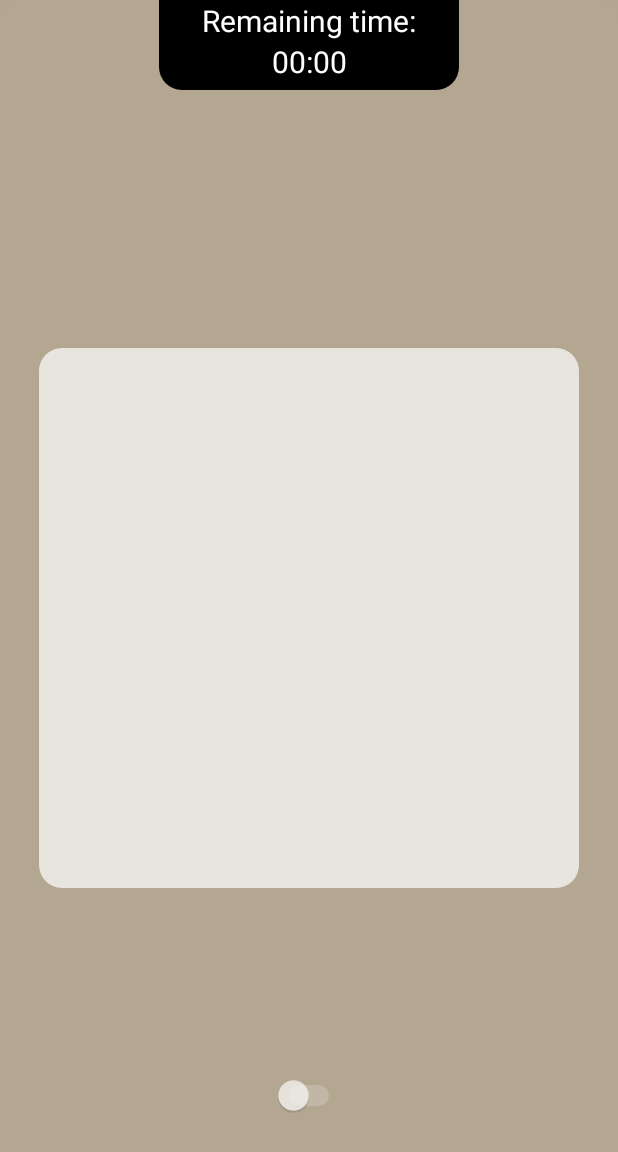
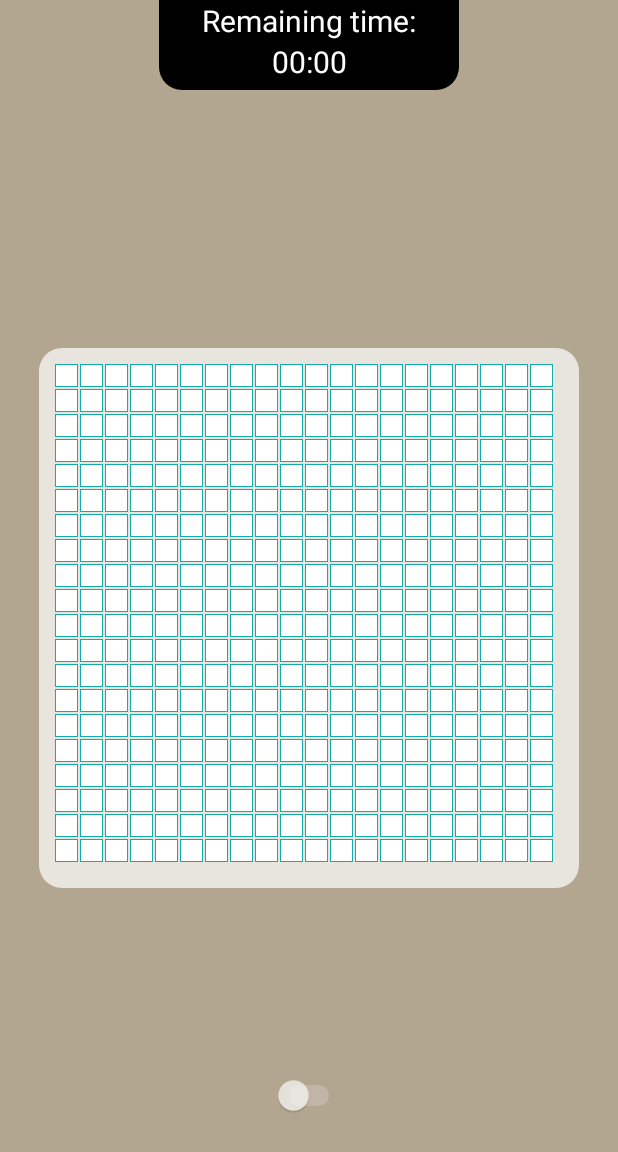
Before and after one commit to Cheriit/MineField-Android, an Android app: the screen it shows after launch (MainActivity), after a tap on "YOYO", on a phone screen of 412 x 824 dp. Shown: the top 1152 px of the screen. Run offline under Robolectric (Android 15) with nearby library versions, the phone set to English and light mode, and no system bars; our stand-ins replace navigation-ui.

Commit message:
Minefied backend fix & notch setup

```diff
--- a/app/src/main/java/com/cherit/minefield/ui/game/GameFragment.java
+++ b/app/src/main/java/com/cherit/minefield/ui/game/GameFragment.java
@@ -5,7 +5,6 @@ import android.view.LayoutInflater;
 import android.view.View;
 import android.view.ViewGroup;
 import android.widget.GridLayout;
-import android.widget.TextView;
 
 import androidx.annotation.NonNull;
 import androidx.annotation.Nullable;
@@ -15,7 +14,6 @@ import androidx.lifecycle.ViewModelProviders;
 
 import com.cherit.minefield.R;
 import com.cherit.minefield.ui.game.components.Board;
-import com.cherit.minefield.ui.game.components.Field;
 import com.cherit.minefield.ui.home.HomeViewModel;
 
 import java.util.Objects;
@@ -33,14 +31,15 @@ public class GameFragment extends Fragment {
                 ViewModelProviders.of(getActivity()).get(GameViewModel.class);
         View root = inflater.inflate(R.layout.fragment_game, container, false);
 
-        Board board_grid = root.findViewById(R.id.game_board);
-        board_grid.setup(4, 2);
+        GridLayout board_grid = root.findViewById(R.id.game_board);
+        Board board = new Board(20, 2, board_grid, getActivity());
         gameViewModel.getText().observe(this, new Observer<String>() {
             @Override
             public void onChanged(@Nullable String s) {
 //                textView.setText(homeViewModel.getSomeText().getValue());
             }
         });
+
         return root;
     }
 
--- a/app/src/main/java/com/cherit/minefield/ui/game/components/Board.java
+++ b/app/src/main/java/com/cherit/minefield/ui/game/components/Board.java
@@ -1,58 +1,41 @@
 package com.cherit.minefield.ui.game.components;
 
 import android.content.Context;
-import android.util.AttributeSet;
-import android.view.LayoutInflater;
 import android.view.View;
 import android.widget.AdapterView;
 import android.widget.GridLayout;
+import android.widget.LinearLayout;
+
+import androidx.fragment.app.Fragment;
 
 import com.cherit.minefield.R;
 
 import java.util.Random;
 
-public class Board extends GridLayout implements AdapterView.OnClickListener {
+public class Board extends Fragment implements AdapterView.OnClickListener {
     private Field[] fields;
     private int mines_number;
     private int mines_discovered;
-    private int fields_marked;
     private int discovered_fields;
     private int size;
-    private Context root;
-    private int grid_id;
+    private int fields_marked;
+    private boolean marking;
+    private Context context;
+    private GridLayout layout;
+    private boolean isGameRunning;
 
-    public Board(Context context) {
-        super(context);
-        LayoutInflater.from(context).inflate(R.layout.board, this, true);
-        init(context);
-    }
-    public Board(Context context, AttributeSet attrs, int defStyle)
-    {
-        super(context, attrs, defStyle);
-        LayoutInflater.from(context).inflate(R.layout.board, this, true);
-        init(context);
-    }
-
-    public Board(Context context, AttributeSet attrs) {
-        super(context, attrs);
-        LayoutInflater.from(context).inflate(R.layout.board, this, true);
-        init(context);
-    }
-
-    public void init(Context context)
-    {
+    public Board(int size, int mines_number, GridLayout layout, Context context) {
         mines_discovered = 0;
         fields_marked = 0;
         discovered_fields = 0;
-        root = context;
-    }
-
-    public void setup(int size, int mines_number)
-    {
+        marking = false;
+        isGameRunning = true;
+        this.context = context;
         this.size = size;
-        setColumnCount(size);
-        setRowCount(size);
         this.mines_number = mines_number;
+        this.layout = layout;
+        layout.setColumnCount(size);
+        layout.setRowCount(size);
         generateFields();
         generateMines(mines_number);
     }
@@ -72,13 +55,20 @@ public class Board extends GridLayout implements AdapterView.OnClickListener {
     }
 
     private void generateFields(){
+        Field newField;
+        int container_width = (int) context.getResources().getDimension(R.dimen.board_size) - 2 * ((int) context.getResources().getDimension(R.dimen.board_padding));
         fields = new Field[size * size];
         for (int i = 0; i< size; i++)
         {
             for (int j = 0; j< size; j++)
             {
-                fields[i* size +j] = new Field(i,j, root);
-                addView(fields[i* size +j]);
+                newField = new Field(i, j, context);
+                fields[i* size +j] = newField;
+                newField.setOnClickListener(this);
+                newField.setLayoutParams(new LinearLayout.LayoutParams(container_width/size, container_width/size));
+
+//                System.out.println(R.dimen.board_size);
+                layout.addView(newField);
             }
         }
     };
@@ -124,43 +114,38 @@ public class Board extends GridLayout implements AdapterView.OnClickListener {
     }
 
     public void onClick(View v) {
-//        Object source = event.getSource();
-//        if(controller.isGameRunning())
-//        {
-//            if(source.getClass().getName() == "com.cherit.Field")
-//            {
-//                Field field = (Field) source;
-//                if(SwingUtilities.isLeftMouseButton(mouseEvent)){
-//                    if(!field.isMarked())
-//                    {
-//                        if(field.isMine())
-//                        {
-//                            field.discover();
-//                            controller.stopGame(false);
-//                        }
-//                        else
-//                        {
-//                            discoverField(field.getX_pos(), field.getY_pos());
-//                            if(size*size == discovered_fields + mines_number || size*size == discovered_fields + mines_discovered + fields_marked)
-//                            {
-//                                discoverAll();
-//                                controller.stopGame(true);
-//                            }
-//                        }
-//                    }
-//                }
-//                else if (SwingUtilities.isRightMouseButton(mouseEvent))
-//                {
-//                    if(!field.isDiscovered())
-//                    {
-//                        fields_marked++;
-//                        field.setMarked(!field.isMarked());
-//                    }
-//                }
-//
-//            }
-//        }
+        if(isGameRunning) {
+            if(v instanceof Field)
+            {
+                Field field = (Field) v;
+                if(!marking){
+                    if(!field.isMarked())
+                    {
+                        if(field.isMine())
+                        {
+                            field.discover();
+                            System.out.println("You lost");
+                            isGameRunning = false;
+                        }
+                        else
+                        {
+                            discoverField(field.getX_pos(), field.getY_pos());
+                            if(size*size == discovered_fields + mines_number || size*size == discovered_fields + mines_discovered + fields_marked)
+                            {
+                                System.out.println("You won!");
+                                discoverAll();
+                                isGameRunning = false;
+                            }
+                        }
+                    }
+                }
+                else {
+                    if(!field.isDiscovered()) {
+                        fields_marked++;
+                        field.setMarked(!field.isMarked());
+                    }
+                }
+            }
+        }
     }
-
-
 }
--- a/app/src/main/java/com/cherit/minefield/ui/game/components/Field.java
+++ b/app/src/main/java/com/cherit/minefield/ui/game/components/Field.java
@@ -1,8 +1,10 @@
 package com.cherit.minefield.ui.game.components;
 
 import android.content.Context;
+import android.graphics.Bitmap;
+import android.graphics.BitmapFactory;
+import android.graphics.Canvas;
 import android.graphics.Color;
-import android.widget.GridView;
 
 import androidx.appcompat.widget.AppCompatImageView;
 
@@ -15,20 +17,18 @@ public class Field extends AppCompatImageView {
     private int x_pos;
     private int y_pos;
     private int closeMines;
-    private Context root;
 
     public Field(int x, int y, Context context) {
         super(context);
-        root = context;
         isDiscovered = false;
         isMine = false;
         closeMines = 0;
         this.x_pos = x;
         this.y_pos = y;
         setImageResource(R.drawable.empty_field);
-        System.out.println(getParent());
-//        setScaleType(Field.ScaleType.CENTER_CROP);
-        setBackgroundColor(Color.BLUE);
+        setScaleType(ScaleType.FIT_XY);
+        int padding = (int) getResources().getDimension(R.dimen.field_padding);
+        setPadding(padding, padding, padding, padding);
     }
 
     public int getX_pos() { return x_pos; }
@@ -48,14 +48,19 @@ public class Field extends AppCompatImageView {
 
     public void discover() {
         isDiscovered = true;
-        setImageResource(R.drawable.discovered_field);
         if(isMine)
         {
-            setBackgroundColor(Color.RED);
+            Bitmap bigImage = BitmapFactory.decodeResource(getResources(), R.drawable.discovered_field);
+            Bitmap smallImage = BitmapFactory.decodeResource(getResources(), R.drawable.mine);
+            Bitmap result = Bitmap.createBitmap(bigImage.getWidth(), bigImage.getHeight(), bigImage.getConfig());
+            Canvas canvas = new Canvas(result);
+            canvas.drawBitmap(bigImage, 0f, 0f, null);
+            canvas.drawBitmap(smallImage, 10, 10, null);
+            setImageBitmap(result);
         }
         else
         {
-            setBackgroundColor(Color.BLACK);
+            setImageResource(R.drawable.discovered_field);
         }
     }
     public void setMarked(boolean marked) {
--- a/app/src/main/res/layout/activity_main.xml
+++ b/app/src/main/res/layout/activity_main.xml
@@ -9,13 +9,6 @@
     tools:openDrawer="start"
     >
 
-    <com.cherit.minefield.ui.game.components.Board
-        xmlns:android="http://schemas.android.com/apk/res/android"
-        android:id="@+id/game_board"
-        android:layout_width="match_parent"
-        android:layout_height="match_parent"
-        />
-
     <include
         layout="@layout/app_bar_main"
         android:layout_width="match_parent"
--- a/app/src/main/res/layout/board.xml
+++ /dev/null
@@ -1,10 +0,0 @@
-<?xml version="1.0" encoding="utf-8"?>
-<GridLayout xmlns:android="http://schemas.android.com/apk/res/android"
-    android:layout_width="match_parent"
-    android:layout_height="match_parent"
-    android:id="@+id/game_board"
-    android:layout_centerInParent="true"
-    android:background="@drawable/board_padding"
-    android:padding="@dimen/board_padding"
-    >
-</GridLayout>
--- /dev/null
+++ b/app/src/main/res/layout/dialog.xml
@@ -0,0 +1,6 @@
+<?xml version="1.0" encoding="utf-8"?>
+<LinearLayout xmlns:android="http://schemas.android.com/apk/res/android"
+    android:layout_width="match_parent"
+    android:layout_height="match_parent">
+
+</LinearLayout>
--- a/app/src/main/res/layout/fragment_game.xml
+++ b/app/src/main/res/layout/fragment_game.xml
@@ -6,12 +6,16 @@
 
     <include layout="@layout/notch" />
 
-    <com.cherit.minefield.ui.game.components.Board
-        android:id="@+id/game_board"
+    <GridLayout xmlns:android="http://schemas.android.com/apk/res/android"
         android:layout_width="@dimen/board_size"
         android:layout_height="@dimen/board_size"
+        android:id="@+id/game_board"
         android:layout_centerInParent="true"
-        />
+        android:background="@drawable/board_padding"
+        android:padding="@dimen/board_padding"
+        android:layout_weight="1"
+        >
+    </GridLayout>
 
     <RelativeLayout
         android:layout_width="wrap_content"
```
Also changed, not shown: app/src/main/java/com/cherit/minefield/ui/game/components/Notch.java (added, +61 -0 lines), app/src/main/res/layout/field.xml (deleted, +0 -8 lines), app/src/main/res/values/dimens.xml (+1 -6 lines), app/src/main/res/drawable/mine.png (added).
